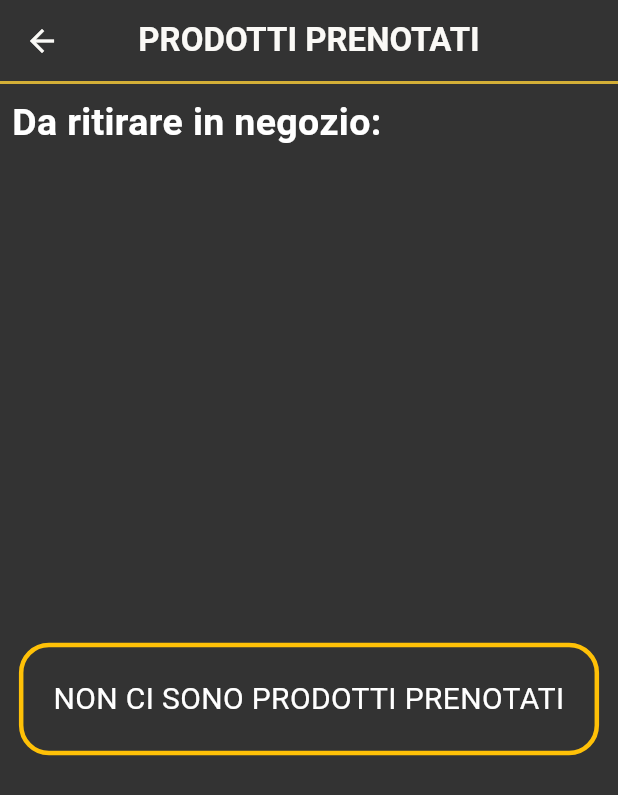
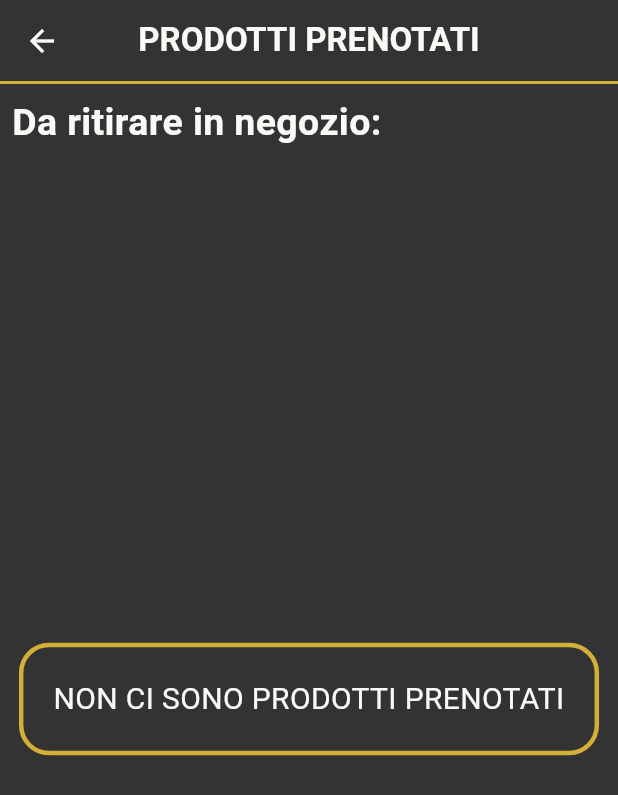
Before and after one commit to gianluere/MarinoBarberSalonFlutter, a Flutter app: the ProdottiPrenotati screen opened directly, on a phone screen of 412 x 824 dp. Shown: the top 795 px of the screen. Run offline on Flutter 3.47's test engine with Material 3 defaults, Android fonts, the phone set to English and light mode, and no system bars; our stand-ins replace badges, cloud_firestore, firebase_auth, firebase_core, fluttertoast, supabase_flutter; accounts and stored records are empty.

Commit message:
cambio bottone

```diff
--- a/lib/Account/prodotti_prenotati.dart
+++ b/lib/Account/prodotti_prenotati.dart
@@ -34,7 +34,7 @@ class ProdottiPrenotati extends StatelessWidget {
                   padding: const EdgeInsets.all(8.0),
                   child: Text(
                     "Da ritirare in negozio:",
-                    style: TextStyle(fontSize: 25, fontWeight: FontWeight.bold, color: Colors.white),
+                    style: TextStyle(fontSize: 25, fontWeight: FontWeight.bold, color: myWhite),
                   ),
                 ),
                 Expanded(
@@ -54,12 +54,12 @@ class ProdottiPrenotati extends StatelessWidget {
                     child: Container(
                       padding: EdgeInsets.all(20),
                       decoration: BoxDecoration(
-                        border: Border.all(color: Colors.amber, width: 3),
+                        border: Border.all(color: myGold, width: 3),
                         borderRadius: BorderRadius.circular(20),
                       ),
                       child: Text(
                         "NON CI SONO PRODOTTI PRENOTATI",
-                        style: TextStyle(fontSize: 20, color: Colors.white),
+                        style: TextStyle(fontSize: 20, color: myWhite),
                         textAlign: TextAlign.center,
                       ),
                     ),
@@ -73,57 +73,7 @@ class ProdottiPrenotati extends StatelessWidget {
 
       ),
     );
-      /*
-      Consumer<UserViewModel>(
-      builder: (context, userViewModel, child) {
-        userViewModel.caricaProdottiPrenotati(); // Carica i prodotti
 
-        final listaProdottiPrenotati = userViewModel.listaProdottiPrenotati;
-
-        return Column(
-          crossAxisAlignment: CrossAxisAlignment.start,
-          children: [
-            Padding(
-              padding: const EdgeInsets.all(8.0),
-              child: Text(
-                "Da ritirare in negozio:",
-                style: TextStyle(fontSize: 25, fontWeight: FontWeight.bold, color: Colors.white),
-              ),
-            ),
-            Expanded(
-              child: listaProdottiPrenotati.isNotEmpty
-                  ? ListView.builder(
-                itemCount: listaProdottiPrenotati.length,
-                itemBuilder: (context, index) {
-                  return ProdPrenItem(
-                    item: listaProdottiPrenotati[index],
-                    onDelete: () {
-                      //userViewModel.annullaPrenotazioneProdotto(listaProdottiPrenotati[index].prodottoPrenotato);
-                    },
-                  );
-                },
-              )
-                  : Center(
-                child: Container(
-                  padding: EdgeInsets.all(20),
-                  decoration: BoxDecoration(
-                    border: Border.all(color: Colors.amber, width: 3),
-                    borderRadius: BorderRadius.circular(20),
-                  ),
-                  child: Text(
-                    "NON CI SONO PRODOTTI PRENOTATI",
-                    style: TextStyle(fontSize: 20, color: Colors.white),
-                    textAlign: TextAlign.center,
-                  ),
-                ),
-              ),
-            ),
-          ],
-        );
-      },
-    );
-
-       */
   }
 
 
@@ -204,10 +154,16 @@ class ProdPrenItem extends StatelessWidget {
               SizedBox(width: 16),
 
               // Bottone elimina
-              IconButton(
-                icon: Icon(Icons.delete, color: myBordeaux, size: 30),
-                onPressed: () => _showDeleteDialog(context),
-              ),
+              Container(
+                decoration: BoxDecoration(
+                  color: myBordeaux,
+                  borderRadius: BorderRadius.circular(10), // Angoli arrotondati
+                ),
+                child: IconButton(
+                  icon: Icon(Icons.delete, color: Colors.black, size: 30),
+                  onPressed: () => _showDeleteDialog(context),
+                ),
+              )
             ],
           ),
         ),
```
